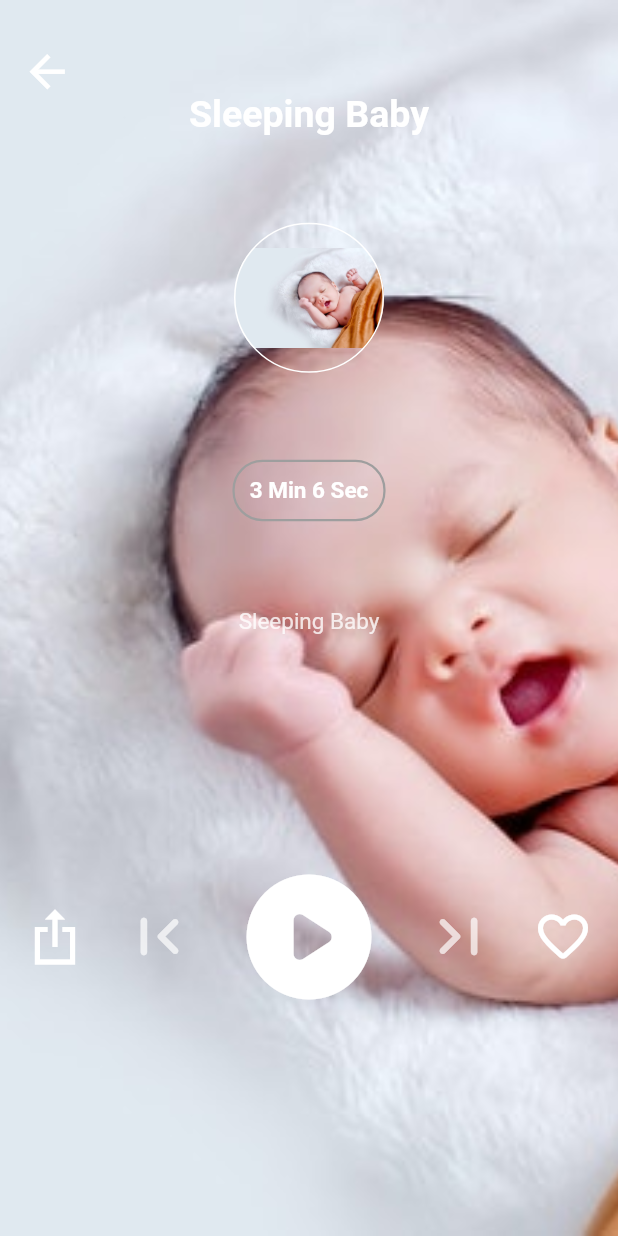
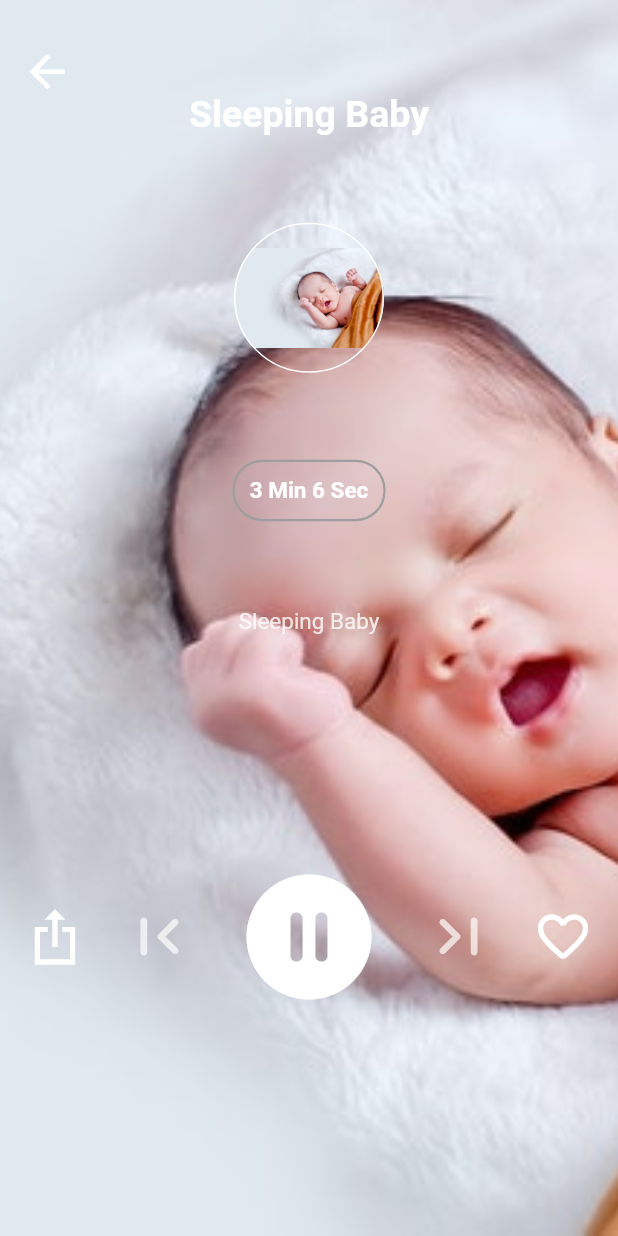
Before and after one commit to Harunn33/sleep_sound_app, a Flutter app: the MusicItemsPage screen opened directly, after a tap on the "play circle" icon, on a phone screen of 412 x 824 dp. Run offline on Flutter 3.47's test engine with Material 2 defaults, Android fonts, the phone set to English and light mode, and no system bars; our stand-ins replace font_awesome_flutter, rive.

Commit message:
button icon change

```diff
--- a/lib/components/MusicItemsPage.dart
+++ b/lib/components/MusicItemsPage.dart
@@ -19,6 +19,9 @@ class MusicItemsPage extends StatefulWidget {
 }
 
 class _MusicItemsPageState extends State<MusicItemsPage> {
+  IconData favorite = Icons.favorite_border_rounded;
+  IconData playPause = Icons.play_circle_rounded;
+
   @override
   Widget build(BuildContext context) {
     return Scaffold(
@@ -115,8 +118,16 @@ class _MusicItemsPageState extends State<MusicItemsPage> {
                           color: Colors.white.withOpacity(.7),
                         ),
                         IconButton(
-                          onPressed: () {},
-                          icon: Icon(Icons.play_circle_rounded),
+                          onPressed: () {
+                            setState(() {
+                              if (playPause == Icons.play_circle_rounded) {
+                                playPause = Icons.pause_circle_rounded;
+                              } else {
+                                playPause = Icons.play_circle_rounded;
+                              }
+                            });
+                          },
+                          icon: Icon(playPause),
                           iconSize: 100,
                           color: Colors.white,
                         ),
@@ -127,8 +138,16 @@ class _MusicItemsPageState extends State<MusicItemsPage> {
                           color: Colors.white.withOpacity(.7),
                         ),
                         IconButton(
-                          onPressed: () {},
-                          icon: Icon(Icons.favorite_border_rounded),
+                          onPressed: () {
+                            setState(() {
+                              if (favorite == Icons.favorite_border_rounded) {
+                                favorite = Icons.favorite;
+                              } else {
+                                favorite = Icons.favorite_border_rounded;
+                              }
+                            });
+                          },
+                          icon: Icon(favorite),
                           iconSize: 40,
                           color: Colors.white,
                         )
```
